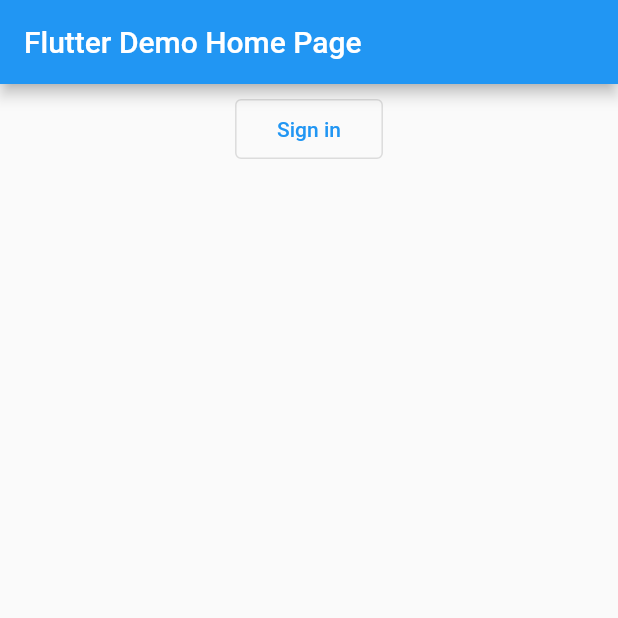
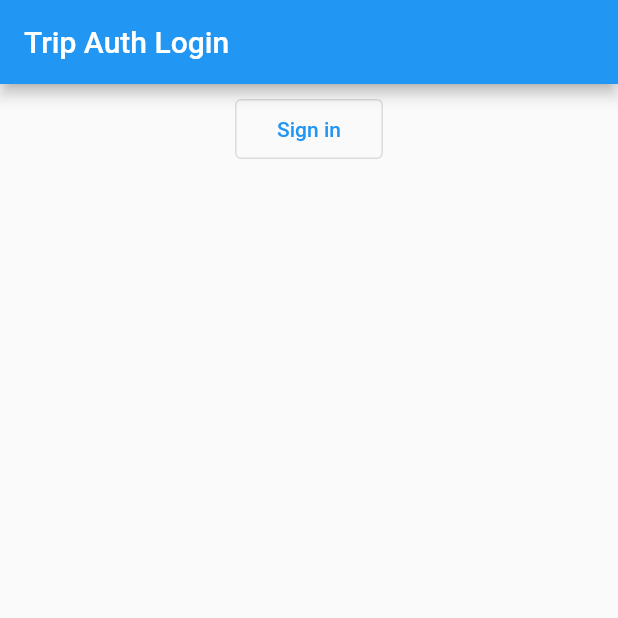
Before and after one commit to pierrickmartino/trip_auth_login, a Flutter app: the MyHomePage screen opened directly, after a tap on "Sign out", after a tap on the "close" icon, on a phone screen of 412 x 824 dp, the top half of it. Run offline on Flutter 3.47's test engine with Material 2 defaults, Android fonts, the phone set to English and light mode, and no system bars; our stand-ins replace firebase_auth, firebase_core, flutter_signin_button, google_sign_in, shared_preferences; accounts and stored records are empty; network calls fail.

Commit message:
clean up

```diff
--- a/lib/authentication.dart
+++ b/lib/authentication.dart
@@ -12,13 +12,13 @@ String name;
 String userEmail;
 String imageUrl;
 
-/// For checking if the user is already signed into the
-/// app using Google Sign In
-Future getUser() async {
+// To check if the user is already signed into the
+// app using Google Sign In
+Future<dynamic> getUser() async {
   await Firebase.initializeApp();
 
-  SharedPreferences prefs = await SharedPreferences.getInstance();
-  bool authSignedIn = prefs.getBool('auth') ?? false;
+  final SharedPreferences prefs = await SharedPreferences.getInstance();
+  final bool authSignedIn = prefs.getBool('auth') ?? false;
 
   final User user = _auth.currentUser;
 
@@ -32,23 +32,28 @@ Future getUser() async {
   }
 }
 
-/// For authenticating user using Google Sign In
-/// with Firebase Authentication API.
-///
-/// Retrieves some general user related information
-/// from their Google account for ease of the login process
+// For authenticating user using Google Sign In
+// with Firebase Authentication API.
+
+// Retrieves some general user related information
+// from their Google account for ease of the login process
 Future<String> signInWithGoogle() async {
   await Firebase.initializeApp();
 
+  // Trigger the authentication flow
   final GoogleSignInAccount googleSignInAccount = await googleSignIn.signIn();
+
+  // Obtain the auth details from the request
   final GoogleSignInAuthentication googleSignInAuthentication =
       await googleSignInAccount.authentication;
 
+  // Create a new credential
   final AuthCredential credential = GoogleAuthProvider.credential(
     accessToken: googleSignInAuthentication.accessToken,
     idToken: googleSignInAuthentication.idToken,
   );
 
+  // Once signed in, return the UserCredential
   final UserCredential userCredential =
       await _auth.signInWithCredential(credential);
   final User user = userCredential.user;
@@ -71,8 +76,8 @@ Future<String> signInWithGoogle() async {
     final User currentUser = _auth.currentUser;
     assert(user.uid == currentUser.uid);
 
-    SharedPreferences prefs = await SharedPreferences.getInstance();
-    prefs.setBool('auth', true);
+    final SharedPreferences prefs = await SharedPreferences.getInstance();
+    await prefs.setBool('auth', true);
 
     return 'Google sign in successful, User UID: ${user.uid}';
   }
@@ -132,8 +137,8 @@ Future<String> signInWithEmailPassword(String email, String password) async {
     final User currentUser = _auth.currentUser;
     assert(user.uid == currentUser.uid);
 
-    SharedPreferences prefs = await SharedPreferences.getInstance();
-    prefs.setBool('auth', true);
+    final SharedPreferences prefs = await SharedPreferences.getInstance();
+    await prefs.setBool('auth', true);
 
     return 'Successfully logged in, User UID: ${user.uid}';
   }
@@ -144,8 +149,8 @@ Future<String> signInWithEmailPassword(String email, String password) async {
 Future<String> signOut() async {
   await _auth.signOut();
 
-  SharedPreferences prefs = await SharedPreferences.getInstance();
-  prefs.setBool('auth', false);
+  final SharedPreferences prefs = await SharedPreferences.getInstance();
+  await prefs.setBool('auth', false);
 
   uid = null;
   userEmail = null;
@@ -154,17 +159,17 @@ Future<String> signOut() async {
 }
 
 /// For signing out of their Google account
-void signOutGoogle() async {
+Future<void> signOutGoogle() async {
   await googleSignIn.signOut();
   await _auth.signOut();
 
-  SharedPreferences prefs = await SharedPreferences.getInstance();
-  prefs.setBool('auth', false);
+  final SharedPreferences prefs = await SharedPreferences.getInstance();
+  await prefs.setBool('auth', false);
 
   uid = null;
   name = null;
   userEmail = null;
   imageUrl = null;
 
-  print('User signed out of Google account');
+  //print('User signed out of Google account');
 }
--- a/lib/google_sign_in_button.dart
+++ b/lib/google_sign_in_button.dart
@@ -13,6 +13,7 @@ class GoogleButton extends StatefulWidget {
 }
 
 class _GoogleButtonState extends State<GoogleButton> {
+  // ignore: unused_field
   bool _isProcessing = false;
 
   @override
@@ -22,20 +23,20 @@ class _GoogleButtonState extends State<GoogleButton> {
         _isProcessing = true;
       });
       await signInWithGoogle().then((result) {
-        print(result);
+        //print(result);
         if (result != null) {
           Navigator.of(context).pop();
           Navigator.of(context).pushReplacement(MaterialPageRoute<dynamic>(
             fullscreenDialog: true,
-            builder: (context) =>
-                const MyHomePage(title: 'Flutter Demo Home Page'),
+            builder: (context) => const MyHomePage(title: 'Trip Auth Login'),
           ));
 
           ScaffoldMessenger.of(context).showSnackBar(const SnackBar(
             content: Text('Successfully logged in with Google.'),
           ));
         }
-      }).catchError((error) {
+      }).catchError((dynamic error) {
+        // ignore: avoid_print
         print('Registration Error: $error');
       });
       setState(() {
--- a/lib/main.dart
+++ b/lib/main.dart
@@ -13,7 +13,7 @@ class MyApp extends StatelessWidget {
   @override
   Widget build(BuildContext context) {
     return MaterialApp(
-      title: 'Flutter Demo',
+      title: 'Trip Auth Login',
       theme: ThemeData(
         // This is the theme of your application.
 
@@ -26,7 +26,7 @@ class MyApp extends StatelessWidget {
         // is not restarted.
         primarySwatch: Colors.blue,
       ),
-      home: const MyHomePage(title: 'Flutter Demo Home Page'),
+      home: const MyHomePage(title: 'Trip Auth Login'),
     );
   }
 }
@@ -53,6 +53,8 @@ class _MyHomePageState extends State<MyHomePage> {
   Future<dynamic> getUserInfo() async {
     await getUser();
     setState(() {});
+
+    // ignore: avoid_print
     print(uid);
   }
 
@@ -141,13 +143,13 @@ class _MyHomePageState extends State<MyHomePage> {
                                 _isProcessing = true;
                               });
                               await signOut().then((result) {
-                                print(result);
+                                //print(result);
                                 //Navigator.of(context).pop();
                                 Navigator.of(context).pushReplacement(
                                   MaterialPageRoute<dynamic>(
                                     fullscreenDialog: true,
                                     builder: (context) => const MyHomePage(
-                                        title: 'Flutter Demo Home Page'),
+                                        title: 'Trip Auth Login'),
                                   ),
                                 );
 
@@ -155,7 +157,8 @@ class _MyHomePageState extends State<MyHomePage> {
                                     .showSnackBar(const SnackBar(
                                   content: Text('Successfully signed out.'),
                                 ));
-                              }).catchError((error) {
+                              }).catchError((dynamic error) {
+                                // ignore: avoid_print
                                 print('Sign Out Error: $error');
                               });
                               setState(() {
```
Also changed, not shown: lib/auth_dialog.dart (+11 -8 lines), pubspec.yaml (line endings or trailing spaces), 1 other file.
